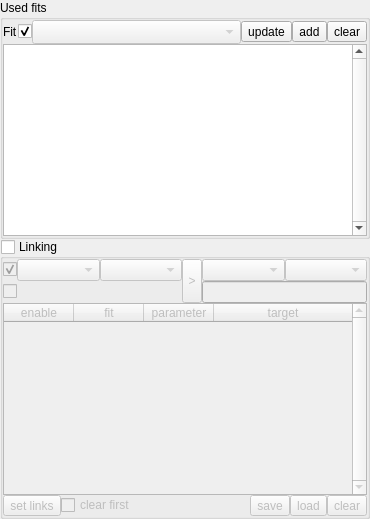
Above: chisurf/core/models/global_model/globalfit.ui from Fluorescence-Tools/chisurf before the change. Below: the same form after it.
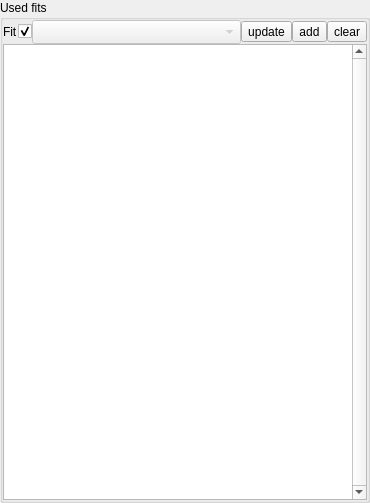
That is the form after the change.

Commit message: Remove legacy global-link project state

The edit to the form file:
```diff
--- a/chisurf/core/models/global_model/globalfit.ui
+++ b/chisurf/core/models/global_model/globalfit.ui
@@ -206,312 +206,6 @@
      </layout>
     </widget>
    </item>
-   <item>
-    <widget class="QGroupBox" name="groupBox_2">
-     <property name="title">
-      <string>Linking</string>
-     </property>
-     <property name="checkable">
-      <bool>true</bool>
-     </property>
-     <property name="checked">
-      <bool>false</bool>
-     </property>
-     <layout class="QVBoxLayout" name="verticalLayout_6">
-      <property name="spacing">
-       <number>0</number>
-      </property>
-      <property name="leftMargin">
-       <number>0</number>
-      </property>
-      <property name="topMargin">
-       <number>0</number>
-      </property>
-      <property name="rightMargin">
-       <number>0</number>
-      </property>
-      <property name="bottomMargin">
-       <number>0</number>
-      </property>
-      <item>
-       <widget class="QWidget" name="widget_3" native="true">
-        <layout class="QGridLayout" name="gridLayout_4">
-         <property name="leftMargin">
-          <number>0</number>
-         </property>
-         <property name="topMargin">
-          <number>0</number>
-         </property>
-         <property name="rightMargin">
-          <number>0</number>
-         </property>
-         <property name="bottomMargin">
-          <number>0</number>
-         </property>
-         <property name="spacing">
-          <number>0</number>
-         </property>
-         <item row="3" column="3">
-          <spacer name="horizontalSpacer">
-           <property name="orientation">
-            <enum>Qt::Horizontal</enum>
-           </property>
-           <property name="sizeHint" stdset="0">
-            <size>
-             <width>40</width>
-             <height>20</height>
-            </size>
-           </property>
-          </spacer>
-         </item>
-         <item row="3" column="5">
-          <widget class="QToolButton" name="pushButton_4">
-           <property name="sizePolicy">
-            <sizepolicy hsizetype="Fixed" vsizetype="Fixed">
-             <horstretch>0</horstretch>
-             <verstretch>0</verstretch>
-            </sizepolicy>
-           </property>
-           <property name="text">
-            <string>load</string>
-           </property>
-          </widget>
-         </item>
-         <item row="3" column="4">
-          <widget class="QToolButton" name="pushButton_3">
-           <property name="sizePolicy">
-            <sizepolicy hsizetype="Fixed" vsizetype="Fixed">
-             <horstretch>0</horstretch>
-             <verstretch>0</verstretch>
-            </sizepolicy>
-           </property>
-           <property name="text">
-            <string>save</string>
-           </property>
-          </widget>
-         </item>
-         <item row="3" column="6">
-          <widget class="QToolButton" name="pushButton_5">
-           <property name="enabled">
-            <bool>false</bool>
-           </property>
-           <property name="sizePolicy">
-            <sizepolicy hsizetype="Fixed" vsizetype="Fixed">
-             <horstretch>0</horstretch>
-             <verstretch>0</verstretch>
-            </sizepolicy>
-           </property>
-           <property name="text">
-            <string>clear</string>
-           </property>
-          </widget>
-         </item>
-         <item row="0" column="0" colspan="7">
-          <layout class="QGridLayout" name="gridLayout_3">
-           <property name="spacing">
-            <number>0</number>
-           </property>
-           <item row="1" column="2">
-            <widget class="QComboBox" name="comboBox_gfOriginFit">
-             <property name="enabled">
-              <bool>false</bool>
-             </property>
-             <property name="sizePolicy">
-              <sizepolicy hsizetype="MinimumExpanding" vsizetype="Fixed">
-               <horstretch>0</horstretch>
-               <verstretch>0</verstretch>
-              </sizepolicy>
-             </property>
-             <property name="toolTip">
-              <string>Origin fit index (within the used-fits list) from which the parameter will be linked.</string>
-             </property>
-            </widget>
-           </item>
-           <item row="1" column="3">
-            <widget class="QComboBox" name="comboBox_gfOriginParameter">
-             <property name="sizePolicy">
-              <sizepolicy hsizetype="MinimumExpanding" vsizetype="Fixed">
-               <horstretch>0</horstretch>
-               <verstretch>0</verstretch>
-              </sizepolicy>
-             </property>
-             <property name="toolTip">
-              <string>Name of the origin parameter that will be linked.</string>
-             </property>
-            </widget>
-           </item>
-           <item row="1" column="0">
-            <widget class="QCheckBox" name="checkBox_2">
-             <property name="toolTip">
-              <string>When checked, link only the parameter in the selected origin fit. When unchecked, link this parameter for all used fits that contain it.</string>
-             </property>
-             <property name="text">
-              <string/>
-             </property>
-             <property name="checked">
-              <bool>true</bool>
-             </property>
-            </widget>
-           </item>
-           <item row="1" column="11">
-            <widget class="QComboBox" name="comboBox_gfTargetParameter">
-             <property name="sizePolicy">
-              <sizepolicy hsizetype="MinimumExpanding" vsizetype="Fixed">
-               <horstretch>0</horstretch>
-               <verstretch>0</verstretch>
-              </sizepolicy>
-             </property>
-             <property name="toolTip">
-              <string>Target parameter within the selected fit that origin parameters will be linked to.</string>
-             </property>
-            </widget>
-           </item>
-           <item row="1" column="8">
-            <widget class="QComboBox" name="comboBox_gfTargetFit">
-             <property name="sizePolicy">
-              <sizepolicy hsizetype="MinimumExpanding" vsizetype="Fixed">
-               <horstretch>0</horstretch>
-               <verstretch>0</verstretch>
-              </sizepolicy>
-             </property>
-             <property name="toolTip">
-              <string>Target fit index whose parameter will serve as the link target.</string>
-             </property>
-            </widget>
-           </item>
-           <item row="1" column="7" rowspan="3">
-            <widget class="QToolButton" name="addGlobalLink">
-             <property name="sizePolicy">
-              <sizepolicy hsizetype="Fixed" vsizetype="Minimum">
-               <horstretch>0</horstretch>
-               <verstretch>0</verstretch>
-              </sizepolicy>
-             </property>
-             <property name="maximumSize">
-              <size>
-               <width>20</width>
-               <height>16777215</height>
-              </size>
-             </property>
-             <property name="toolTip">
-              <string>Add the current origin/target selection as a new entry in the global links table.</string>
-             </property>
-             <property name="text">
-              <string>&gt;</string>
-             </property>
-            </widget>
-           </item>
-           <item row="2" column="8" colspan="4">
-            <widget class="QLineEdit" name="lineEdit_2">
-             <property name="enabled">
-              <bool>false</bool>
-             </property>
-             <property name="sizePolicy">
-              <sizepolicy hsizetype="MinimumExpanding" vsizetype="Fixed">
-               <horstretch>0</horstretch>
-               <verstretch>0</verstretch>
-              </sizepolicy>
-             </property>
-             <property name="toolTip">
-              <string>Target expression used by the global link (for example: f[1]['p0'] or g['global_var']). Enable manual editing via the checkbox on the left.</string>
-             </property>
-             <property name="text">
-              <string/>
-             </property>
-            </widget>
-           </item>
-           <item row="2" column="0">
-            <widget class="QCheckBox" name="checkBox_4">
-             <property name="toolTip">
-              <string>Enable manual editing of the target expression instead of using the target fit/parameter combo boxes.</string>
-             </property>
-             <property name="text">
-              <string/>
-             </property>
-            </widget>
-           </item>
-          </layout>
-         </item>
-         <item row="1" column="0" colspan="7">
-          <widget class="QTableWidget" name="table_GlobalLinks">
-           <property name="sizePolicy">
-            <sizepolicy hsizetype="Minimum" vsizetype="Minimum">
-             <horstretch>0</horstretch>
-             <verstretch>0</verstretch>
-            </sizepolicy>
-           </property>
-           <property name="toolTip">
-            <string>List of defined global links. Uncheck to disable a link, double-click a row to remove it.</string>
-           </property>
-           <property name="verticalScrollBarPolicy">
-            <enum>Qt::ScrollBarAlwaysOn</enum>
-           </property>
-           <attribute name="horizontalHeaderDefaultSectionSize">
-            <number>70</number>
-           </attribute>
-           <attribute name="horizontalHeaderStretchLastSection">
-            <bool>true</bool>
-           </attribute>
-           <column>
-            <property name="text">
-             <string>enable</string>
-            </property>
-           </column>
-           <column>
-            <property name="text">
-             <string>fit</string>
-            </property>
-           </column>
-           <column>
-            <property name="text">
-             <string>parameter</string>
-            </property>
-           </column>
-           <column>
-            <property name="text">
-             <string>target</string>
-            </property>
-           </column>
-          </widget>
-         </item>
-         <item row="3" column="1">
-          <widget class="QToolButton" name="pushButton_8">
-           <property name="sizePolicy">
-            <sizepolicy hsizetype="Fixed" vsizetype="Fixed">
-             <horstretch>0</horstretch>
-             <verstretch>0</verstretch>
-            </sizepolicy>
-           </property>
-           <property name="toolTip">
-            <string>Apply all enabled links from the table to the fits (sets parameter.link values).</string>
-           </property>
-           <property name="text">
-            <string>set links</string>
-           </property>
-          </widget>
-         </item>
-         <item row="3" column="2">
-          <widget class="QCheckBox" name="checkBox_3">
-           <property name="sizePolicy">
-            <sizepolicy hsizetype="Fixed" vsizetype="Fixed">
-             <horstretch>0</horstretch>
-             <verstretch>0</verstretch>
-            </sizepolicy>
-           </property>
-           <property name="text">
-            <string>clear first</string>
-           </property>
-           <property name="checked">
-            <bool>false</bool>
-           </property>
-          </widget>
-         </item>
-        </layout>
-       </widget>
-      </item>
-     </layout>
-    </widget>
-   </item>
   </layout>
   <action name="actionUpdate_widgets">
    <property name="text">
```
Left out of the diff: 64 changed lines with no effect on the pictures. The commit also changes 9 other files.
